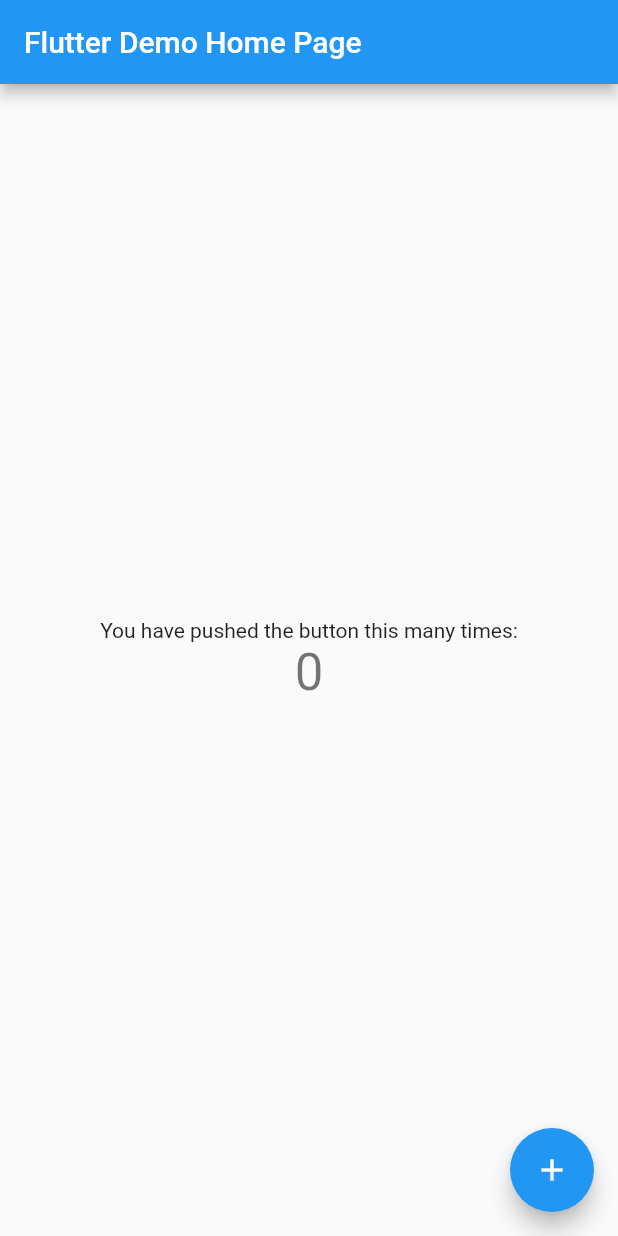
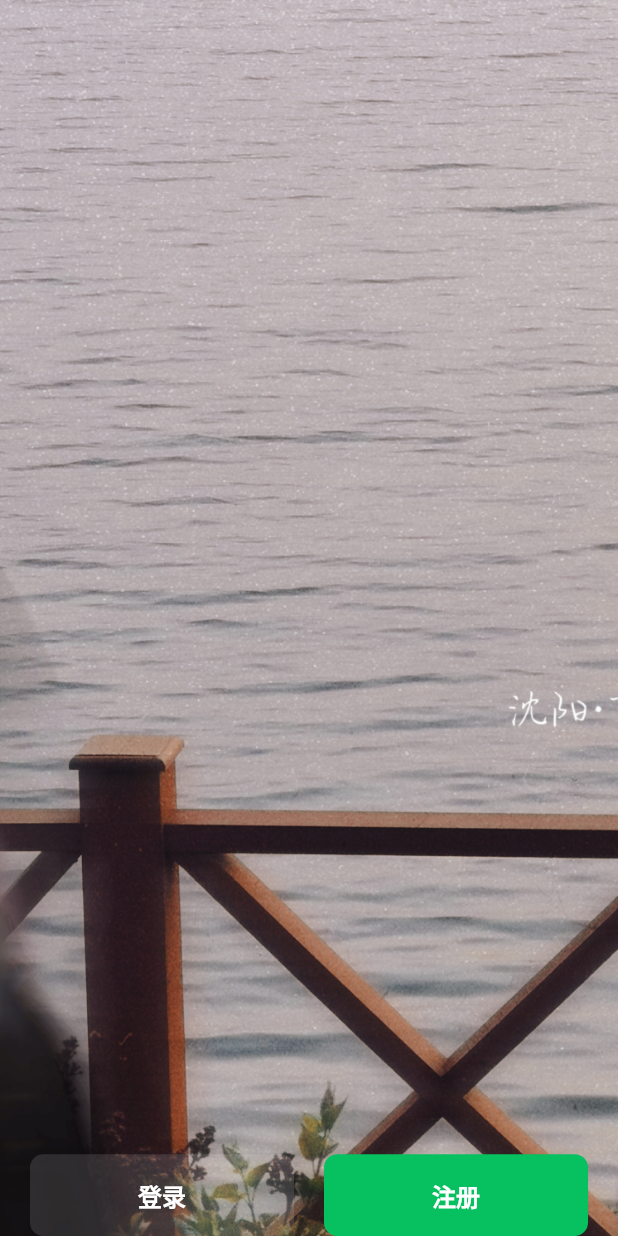
Before and after one commit to printfCYQ/flutter_wechat, a Flutter app: the screen it shows after launch, on a phone screen of 412 x 824 dp. Run offline on Flutter 3.47's test engine with Material 2 defaults, Android fonts, the phone set to English and light mode, and no system bars.

Commit message:
welcome page

```diff
--- a/lib/main.dart
+++ b/lib/main.dart
@@ -1,4 +1,5 @@
 import 'package:flutter/material.dart';
+import 'package:flutter_wechat/pages/main_page.dart';
 
 void main() {
   runApp(const MyApp());
@@ -7,109 +8,10 @@
 class MyApp extends StatelessWidget {
   const MyApp({super.key});
 
-  // This widget is the root of your application.
   @override
   Widget build(BuildContext context) {
-    return MaterialApp(
-      title: 'Flutter Demo',
-      theme: ThemeData(
-        // This is the theme of your application.
-        //
-        // Try running your application with "flutter run". You'll see the
-        // application has a blue toolbar. Then, without quitting the app, try
-        // changing the primarySwatch below to Colors.green and then invoke
-        // "hot reload" (press "r" in the console where you ran "flutter run",
-        // or simply save your changes to "hot reload" in a Flutter IDE).
-        // Notice that the counter didn't reset back to zero; the application
-        // is not restarted.
-        primarySwatch: Colors.blue,
-      ),
-      home: const MyHomePage(title: 'Flutter Demo Home Page'),
+    return const MaterialApp(
+      home: MainPage(),
     );
   }
 }
-
-class MyHomePage extends StatefulWidget {
-  const MyHomePage({super.key, required this.title});
-
-  // This widget is the home page of your application. It is stateful, meaning
-  // that it has a State object (defined below) that contains fields that affect
-  // how it looks.
-
-  // This class is the configuration for the state. It holds the values (in this
-  // case the title) provided by the parent (in this case the App widget) and
-  // used by the build method of the State. Fields in a Widget subclass are
-  // always marked "final".
-
-  final String title;
-
-  @override
-  State<MyHomePage> createState() => _MyHomePageState();
-}
-
-class _MyHomePageState extends State<MyHomePage> {
-  int _counter = 0;
-
-  void _incrementCounter() {
-    setState(() {
-      // This call to setState tells the Flutter framework that something has
-      // changed in this State, which causes it to rerun the build method below
-      // so that the display can reflect the updated values. If we changed
-      // _counter without calling setState(), then the build method would not be
-      // called again, and so nothing would appear to happen.
-      _counter++;
-    });
-  }
-
-  @override
-  Widget build(BuildContext context) {
-    // This method is rerun every time setState is called, for instance as done
-    // by the _incrementCounter method above.
-    //
-    // The Flutter framework has been optimized to make rerunning build methods
-    // fast, so that you can just rebuild anything that needs updating rather
-    // than having to individually change instances of widgets.
-    return Scaffold(
-      appBar: AppBar(
-        // Here we take the value from the MyHomePage object that was created by
-        // the App.build method, and use it to set our appbar title.
-        title: Text(widget.title),
-      ),
-      body: Center(
-        // Center is a layout widget. It takes a single child and positions it
-        // in the middle of the parent.
-        child: Column(
-          // Column is also a layout widget. It takes a list of children and
-          // arranges them vertically. By default, it sizes itself to fit its
-          // children horizontally, and tries to be as tall as its parent.
-          //
-          // Invoke "debug painting" (press "p" in the console, choose the
-          // "Toggle Debug Paint" action from the Flutter Inspector in Android
-          // Studio, or the "Toggle Debug Paint" command in Visual Studio Code)
-          // to see the wireframe for each widget.
-          //
-          // Column has various properties to control how it sizes itself and
-          // how it positions its children. Here we use mainAxisAlignment to
-          // center the children vertically; the main axis here is the vertical
-          // axis because Columns are vertical (the cross axis would be
-          // horizontal).
-          mainAxisAlignment: MainAxisAlignment.center,
-          children: <Widget>[
-            const Text(
-              'You have pushed the button this many times:',
-            ),
-            Text(
-              '$_counter',
-              style: Theme.of(context).textTheme.headlineMedium,
-            ),
-          ],
-        ),
-      ),
-      floatingActionButton: FloatingActionButton(
-        onPressed: _incrementCounter,
-        tooltip: 'Increment',
-        child: const Icon(Icons.add),
-      ), // This trailing comma makes auto-formatting nicer for build methods.
-    );
-  }
-}
--- /dev/null
+++ b/lib/pages/main_page.dart
@@ -0,0 +1,108 @@
+// ignore_for_file: avoid_print
+
+import 'package:flutter/material.dart';
+
+class MainPage extends StatelessWidget {
+  const MainPage({super.key});
+
+  void action(String value) {
+    if (value == '0') {
+      print('登陆');
+    } else {
+      print('注册');
+    }
+  }
+
+  @override
+  Widget build(BuildContext context) {
+    final double rateWidth = (MediaQuery.of(context).size.width - 60) / 2;
+    return Scaffold(
+      body: Container(
+        decoration: const BoxDecoration(
+          image: DecorationImage(
+            image: AssetImage('assets/images/bg.jpg'),
+            fit: BoxFit.cover,
+          ),
+        ),
+        alignment: Alignment.bottomCenter,
+        child: SafeArea(
+          child: Column(mainAxisAlignment: MainAxisAlignment.end, children: [
+            Row(
+              children: ['登录', '注册'].map((e) {
+                final String valueStr = e == '登录' ? '0' : '1';
+                return InkWell(
+                  child: Container(
+                    margin: valueStr == '0'
+                        ? const EdgeInsets.symmetric(horizontal: 20)
+                        : const EdgeInsets.only(right: 20),
+                    alignment: Alignment.center,
+                    width: rateWidth,
+                    height: rateWidth * 49 / 158,
+                    decoration: BoxDecoration(
+                      color: valueStr == '0'
+                          ? Colors.white.withOpacity(0.12)
+                          : const Color(0xff07c160),
+                      borderRadius: const BorderRadius.all(Radius.circular(9)),
+                    ),
+                    child: Text(
+                      e,
+                      style: const TextStyle(
+                        fontSize: 16,
+                        color: Colors.white,
+                        fontWeight: FontWeight.w600,
+                      ),
+                    ),
+                  ),
+                  onTap: () => action(valueStr),
+                );
+              }).toList(),
+              //   children: [
+              //     InkWell(
+              //       child: Container(
+              //         margin: const EdgeInsets.symmetric(horizontal: 20),
+              //         alignment: Alignment.center,
+              //         width: rateWidth,
+              //         height: rateWidth * 49 / 158,
+              //         decoration: BoxDecoration(
+              //           color: Colors.white.withOpacity(0.12),
+              //           borderRadius: const BorderRadius.all(Radius.circular(9)),
+              //         ),
+              //         child: const Text(
+              //           '登陆',
+              //           style: TextStyle(
+              //             fontSize: 16,
+              //             color: Colors.white,
+              //             fontWeight: FontWeight.w600,
+              //           ),
+              //         ),
+              //       ),
+              //       onTap: () => action('0'),
+              //     ),
+              //     InkWell(
+              //       child: Container(
+              //         alignment: Alignment.center,
+              //         width: rateWidth,
+              //         height: rateWidth * 49 / 158,
+              //         decoration: const BoxDecoration(
+              //           color: Color(0xff07c160),
+              //           borderRadius: BorderRadius.all(Radius.circular(9)),
+              //         ),
+              //         child: const Text(
+              //           '注册',
+              //           style: TextStyle(
+              //             fontSize: 16,
+              //             color: Colors.white,
+              //             fontWeight: FontWeight.w600,
+              //           ),
+              //         ),
+              //       ),
+              //       onTap: () => action('1'),
+              //     )
+              //   ],
+            ),
+          ]),
+        ),
+      ),
+    );
+  }
+}
```
Also changed, not shown: pubspec.yaml (+3 -68 lines), assets/images/bg.jpg (added).
